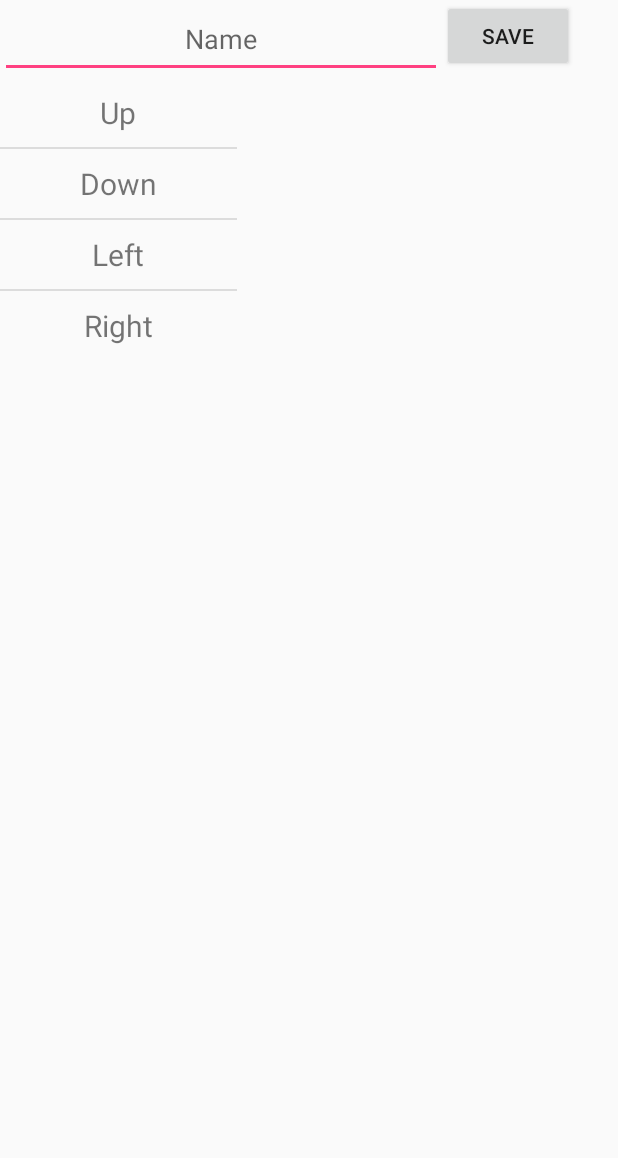
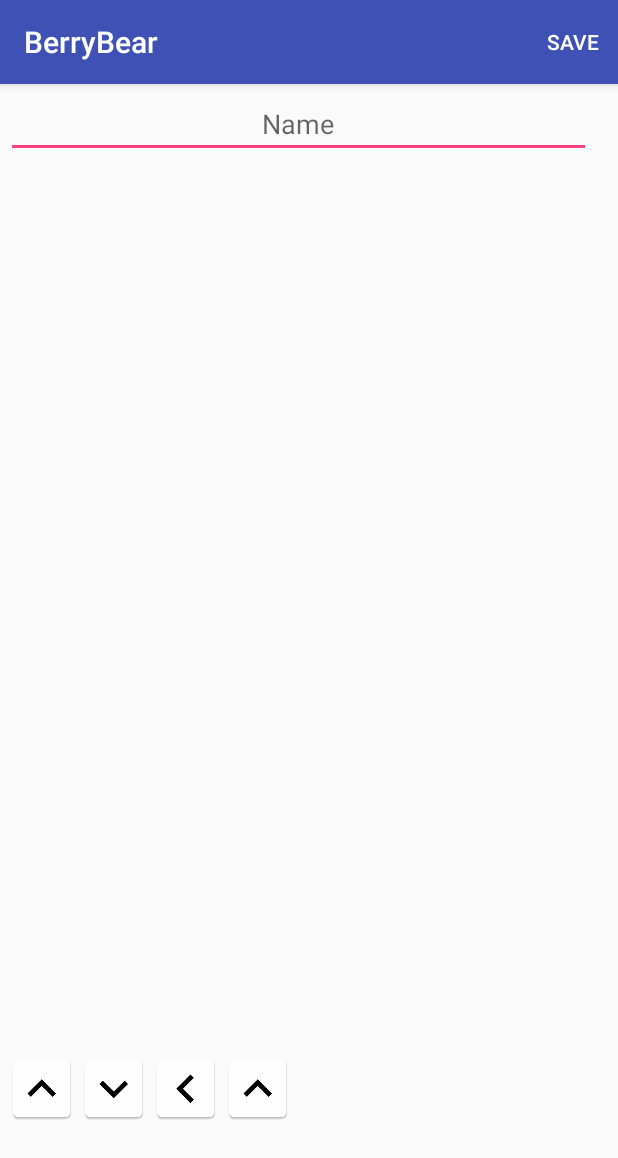
Before and after one commit to NBerryBear/Android-Studio, an Android app: the NewProgramActivity screen opened directly, with no data from a screen before it, on a phone screen of 412 x 824 dp. Shown: the top 1158 px of the screen. Run offline under Robolectric (Android 15) with nearby library versions, the phone set to English and light mode, and no system bars.

Commit message:
Drag and drop between Linner Layouts

```diff
--- a/BerryBear/app/src/main/java/com/example/niki/berrybear/Adapters/CustomList.java
+++ b/BerryBear/app/src/main/java/com/example/niki/berrybear/Adapters/CustomList.java
@@ -22,6 +22,8 @@ public class CustomList extends ArrayAdapter<String> {
         this.imageId = imageId;
 
     }
+
+
     @Override
     public View getView(int position, View view, ViewGroup parent) {
         LayoutInflater inflater = context.getLayoutInflater();
--- a/BerryBear/app/src/main/java/com/example/niki/berrybear/Programming/NewProgramActivity.java
+++ b/BerryBear/app/src/main/java/com/example/niki/berrybear/Programming/NewProgramActivity.java
@@ -1,15 +1,11 @@
 package com.example.niki.berrybear.Programming;
 
-import android.app.Activity;
 import android.content.ClipData;
-import android.content.ClipDescription;
 import android.content.Intent;
-import android.graphics.Canvas;
-import android.graphics.Color;
-import android.graphics.Point;
-import android.graphics.drawable.ColorDrawable;
+import android.content.res.TypedArray;
 import android.graphics.drawable.Drawable;
 import android.os.Bundle;
+import android.support.v7.app.ActionBarActivity;
 import android.text.TextUtils;
 import android.util.Log;
 import android.view.DragEvent;
@@ -17,16 +13,14 @@ import android.view.Menu;
 import android.view.MenuInflater;
 import android.view.MenuItem;
 import android.view.View;
-import android.widget.AdapterView;
-import android.widget.ArrayAdapter;
-import android.widget.Button;
+import android.view.View.DragShadowBuilder;
+import android.view.View.OnDragListener;
+import android.view.View.OnLongClickListener;
 import android.widget.EditText;
+import android.widget.ImageView;
 import android.widget.LinearLayout;
-import android.widget.ListView;
-import android.widget.TextView;
 import android.widget.Toast;
 
-import com.example.niki.berrybear.HttpRequests.POST;
 import com.example.niki.berrybear.MainActivity;
 import com.example.niki.berrybear.R;
 
@@ -36,14 +30,7 @@ import org.json.JSONObject;
 import java.util.ArrayList;
 import java.util.List;
 
-import static com.example.niki.berrybear.R.id.textView;
-
-public class NewProgramActivity extends Activity {
-
-    LinearLayout targetLayout;
-    ListView listSource, listTarget;
-
-    MyDragEventListener myDragEventListener = new MyDragEventListener();
+public class NewProgramActivity extends ActionBarActivity {
 
     String[] comands ={
             "Up",
@@ -52,188 +39,127 @@ public class NewProgramActivity extends Activity {
             "Right"
     };
 
-    public static int[] imageId  = new int[]{
-            R.mipmap.ic_up,
-            R.mipmap.ic_down,
-            R.mipmap.ic_left,
-            R.mipmap.ic_up
+    public static List<Integer> imageId  = new ArrayList<Integer>();
 
-    };
+    LinearLayout area1, area2;
+    View view = null;
+    boolean drag = false;
+    Bundle tempBundle;
+    public static boolean openTab2 = false;
 
-    List<String> droppedList;
-    ArrayAdapter<String> droppedAdapter;
-
-    /** Called when the activity is first created. */
     @Override
-    public void onCreate(Bundle savedInstanceState) {
+    protected void onCreate(Bundle savedInstanceState) {
         super.onCreate(savedInstanceState);
+        tempBundle = savedInstanceState;
         setContentView(R.layout.activity_new_program);
-        targetLayout = (LinearLayout)findViewById(R.id.targetlayout);
-        listSource = (ListView)findViewById(R.id.sourcelist);
-        listTarget = (ListView)findViewById(R.id.targetlist);
         EditText name = (EditText) findViewById(R.id.title);
         name.setText(getIntent().getStringExtra("name"));
-        //name.setText(ProgramActivity.jsonobject.getString("name")));
 
-        listSource.setAdapter(new ArrayAdapter<String>(
-                this, R.layout.left_new_commands_list_design, textView, comands));
+        imageId.add(R.mipmap.ic_up);
+        imageId.add(R.mipmap.ic_down);
+        imageId.add(R.mipmap.ic_left);
+        imageId.add(R.mipmap.ic_up);
+
+        area1 = (LinearLayout) findViewById(R.id.area1);
+        area2 = (LinearLayout) findViewById(R.id.area2);
 
 
-        /*String[] str = new String[]{"5s", "1s", "10s", "1s"};
-        listSource.setAdapter(new CustomList(this, str, imageId));*/
+        TypedArray arrayResources = getResources().obtainTypedArray(
+                R.array.resicon);
 
+        addImg();
 
-        listSource.setOnItemLongClickListener(listSourceItemLongClickListener);
-        listSource.setOnItemLongClickListener(listSourceItemLongClickListener);
+        arrayResources.recycle();
 
+        area1.setOnDragListener(myOnDragListener);
+        area2.setOnDragListener(myOnDragListener);
 
-        droppedList = new ArrayList<String>();
-
-        //TODO: Send program name to database
-        //TODO: Get commands from database
-
-        droppedAdapter = new ArrayAdapter<String>(
-                this, R.layout.right_new_commands_list_design, textView, droppedList);
-        listTarget.setAdapter(droppedAdapter);
-
-
-        listSource.setOnDragListener(myDragEventListener);
-        targetLayout.setOnDragListener(myDragEventListener);
-
-        Button save = (Button) findViewById(R.id.save);
-        final ListView targetlist = (ListView) findViewById(R.id.targetlist);
-        save.setOnClickListener(new View.OnClickListener() {
-            @Override
-            public void onClick(View v) {
-                List<String> newCommands = new ArrayList<String>();
-                int itemsCount = targetlist.getChildCount();
-                for (int i = 0; i < itemsCount; i++) {
-                    View view = targetlist.getChildAt(i);
-                    String command = ((TextView) view.findViewById(R.id.textView)).getText().toString();
-                    newCommands.add(command);
-                }
-                String commands = TextUtils.join(" ", newCommands).toLowerCase();
-                Log.e("Command", commands);
-                String name = (((EditText) findViewById(R.id.title)).getText().toString());
-
-                sendJSON(name, commands);
-
-            }
-        });
-
-
-    }
-
-    AdapterView.OnItemLongClickListener listSourceItemLongClickListener
-            = new AdapterView.OnItemLongClickListener(){
-
-        @Override
-        public boolean onItemLongClick(AdapterView<?> l, View v,
-                                       int position, long id) {
-
-            //Selected item is passed as item in dragData
-            ClipData.Item item = new ClipData.Item(comands[position]);
-
-            String[] clipDescription = {ClipDescription.MIMETYPE_TEXT_PLAIN};
-            ClipData dragData = new ClipData((CharSequence)v.getTag(),
-                    clipDescription,
-                    item);
-            View.DragShadowBuilder myShadow = new MyDragShadowBuilder(v);
-
-            v.startDrag(dragData, //ClipData
-                    myShadow,  //View.DragShadowBuilder
-                    comands[position],  //Object myLocalState
-                    0);    //flags
-
-
-            return true;
-        }};
-
-    private static class MyDragShadowBuilder extends View.DragShadowBuilder {
-        private static Drawable shadow;
-
-        public MyDragShadowBuilder(View v) {
-            super(v);
-            shadow = new ColorDrawable(Color.LTGRAY);
-        }
-
-        @Override
-        public void onProvideShadowMetrics (Point size, Point touch){
-            int width = getView().getWidth();
-            int height = getView().getHeight();
-
-            shadow.setBounds(0, 0, width, height);
-            size.set(width, height);
-            touch.set(width / 2, height / 2);
-        }
-
-        @Override
-        public void onDrawShadow(Canvas canvas) {
-            shadow.draw(canvas);
+        if(drag){
+            Log.e("Drag", "Drag'");
         }
 
     }
 
-    protected class MyDragEventListener implements View.OnDragListener {
+    OnLongClickListener myOnLongClickListener = new OnLongClickListener() {
+
+        @Override
+        public boolean onLongClick(View v) {
+            ClipData data = ClipData.newPlainText("", "");
+            DragShadowBuilder shadowBuilder = new View.DragShadowBuilder(v);
+            v.startDrag(data, shadowBuilder, v, 0);
+            //v.setVisibility(View.INVISIBLE);
+            return true;
+        }
+
+    };
+
+    OnDragListener myOnDragListener = new OnDragListener() {
 
         @Override
         public boolean onDrag(View v, DragEvent event) {
-            final int action = event.getAction();
+            switch (event.getAction()) {
+                case DragEvent.ACTION_DRAG_STARTED: break;
+                case DragEvent.ACTION_DRAG_ENTERED: break;
+                case DragEvent.ACTION_DRAG_EXITED: break;
+                case DragEvent.ACTION_DROP:
+                    if(v == area1) break;
+                    View view = (View)event.getLocalState();
+                    LinearLayout oldParent = (LinearLayout)view.getParent();
+                    oldParent.removeAllViews();
+                    LinearLayout newParent = (LinearLayout)v;
+                    newParent.addView(view);
+                    addImg();
+                    break;
+                case DragEvent.ACTION_DRAG_ENDED:
+                default:
+                    break;
+            }
 
-            switch(action) {
-                case DragEvent.ACTION_DRAG_STARTED:
-                    //All involved view accept ACTION_DRAG_STARTED for MIMETYPE_TEXT_PLAIN
-                    if (event.getClipDescription().hasMimeType(ClipDescription.MIMETYPE_TEXT_PLAIN))
-                        return true; //Accept
-                    else return false; //reject
-                case DragEvent.ACTION_DRAG_ENTERED:
-                    return true;
-                case DragEvent.ACTION_DRAG_LOCATION:
-                    return true;
-                case DragEvent.ACTION_DRAG_EXITED:
-                    return true;
-                case DragEvent.ACTION_DROP:
-                    // Gets the item containing the dragged data
-                    ClipData.Item item = event.getClipData().getItemAt(0);
+            return true;
 
-                    //If apply only if drop on buttonTarget
-                    if(v == targetLayout){
-                        String droppedItem = item.getText().toString();
-                        droppedList.add(droppedItem);
-                        droppedAdapter.notifyDataSetChanged();
+        }
 
-                        return true;
-                    }else{
-                        return false;
-                    }
+    };
 
 
-                case DragEvent.ACTION_DRAG_ENDED:
-                    return true;
-                default: //unknown case
-                    return false;
-
-            }
+    void addImg(){
+        for(int i : imageId) {
+            ImageView imageView = new ImageView(this);
+            Drawable myDrawable = getResources().getDrawable(i);
+            imageView.setImageDrawable(myDrawable);
+            imageView.setOnLongClickListener(myOnLongClickListener);
+            area1.addView(imageView);
         }
     }
 
-    void sendJSON(String name, String commands){
+    void sendJSON(String ProgramName, String commands){
         JSONObject json = new JSONObject();
-        if (name.length() != 0 && commands.length() != 0) {
+        if (ProgramName.length() != 0 && commands.length() != 0) {
             try {
-                json.put("name", name);
+                json.put("name", ProgramName);
                 json.put("commands", commands);
             } catch (JSONException e) {
                 e.printStackTrace();
             }
             Log.e("JSOН", json.toString());
 
-            new POST().execute(json.toString());
-            Intent intent = new Intent(getBaseContext(), MainActivity.class);
+            //new POST().execute(json.toString());
+
+            Intent intent = null;
+            String name = getIntent().getStringExtra("name");
+            if(name.length() > 0){
+                intent = new Intent(getBaseContext(), ProgramActivity.class);
+            }else{
+                openTab2 = true;
+                intent = new Intent(getBaseContext(),MainActivity.class);
+            }
+
             startActivity(intent);
 
         }else  Toast.makeText(getApplicationContext(), "Fill all " , Toast.LENGTH_SHORT).show();
     }
+
+
     @Override
     public boolean onCreateOptionsMenu(Menu menu) {
         MenuInflater inflater = getMenuInflater();
@@ -242,7 +168,28 @@ public class NewProgramActivity extends Activity {
     }
 
     public void onSaveClickListener(MenuItem item) {
-        Toast.makeText(getApplicationContext(), "Save", Toast.LENGTH_SHORT).show();
-        startActivity(new Intent(this, ProgramActivity.class));
+        List<String> newCommands = new ArrayList<String>();
+        int itemsCount = area2.getChildCount();
+        Log.e("Items", String.valueOf(itemsCount));
+        for (int i = 0; i < itemsCount; i++) {
+            View view = area2.getChildAt(i);
+            if(view instanceof ImageView) {
+                if (getResources().getDrawable(R.mipmap.ic_up).getConstantState() == ((ImageView) view).getDrawable().getConstantState()) {
+                    newCommands.add("up");
+                }else if (getResources().getDrawable(R.mipmap.ic_down).getConstantState() == ((ImageView) view).getDrawable().getConstantState()) {
+                    newCommands.add("down");
+                }else if (getResources().getDrawable(R.mipmap.ic_left).getConstantState() == ((ImageView) view).getDrawable().getConstantState()) {
+                    newCommands.add("left");
+                }else if (getResources().getDrawable(R.mipmap.ic_right).getConstantState() == ((ImageView) view).getDrawable().getConstantState()) {
+                    newCommands.add("right");
+                }
+            }else Log.e("View", "Not Image");
+
+        }
+        String commands = TextUtils.join(" ", newCommands).toLowerCase();
+        Log.e("Command", commands);
+        String name = (((EditText) findViewById(R.id.title)).getText().toString());
+        sendJSON(name, commands);
+
     }
 }
--- a/BerryBear/app/src/main/java/com/example/niki/berrybear/Programming/ProgramActivity.java
+++ b/BerryBear/app/src/main/java/com/example/niki/berrybear/Programming/ProgramActivity.java
@@ -46,15 +46,15 @@ public class ProgramActivity extends ActionBarActivity {
 
         //TODO: Get information and change title by name
 
-        commands = getCommands();
+        //commands = getCommands();
 
-        /*commands = new int[]{
+        commands = new int[]{
                 R.mipmap.ic_up,
                 R.mipmap.ic_down,
                 R.mipmap.ic_left,
                 R.mipmap.ic_up
 
-        };*/
+        };
 
         Log.e("Size", String.valueOf(commands.length));
         String [] str =  new String[commands.length];
--- a/BerryBear/app/src/main/java/com/example/niki/berrybear/Tabs/HomeActivity.java
+++ b/BerryBear/app/src/main/java/com/example/niki/berrybear/Tabs/HomeActivity.java
@@ -2,7 +2,6 @@ package com.example.niki.berrybear.Tabs;
 
 import android.app.Activity;
 import android.os.Bundle;
-import android.os.Handler;
 import android.view.View;
 import android.widget.ImageButton;
 import android.widget.Toast;
@@ -12,7 +11,7 @@ import com.example.niki.berrybear.R;
 
 public class HomeActivity extends Activity {
 
-    private boolean doubleBackToExitPressedOnce;
+    /*private boolean doubleBackToExitPressedOnce;
     private Handler mHandler = new Handler();
 
     private final Runnable mRunnable = new Runnable() {
@@ -25,6 +24,7 @@ public class HomeActivity extends Activity {
     @Override
     protected void onDestroy() {
         super.onDestroy();
+        //android.os.Process.killProcess(android.os.Process.myPid());
         if (mHandler != null) { mHandler.removeCallbacks(mRunnable); }
     }
 
@@ -39,7 +39,7 @@ public class HomeActivity extends Activity {
         Toast.makeText(this, "Click twice to exit", Toast.LENGTH_SHORT).show();
 
         mHandler.postDelayed(mRunnable, 2000);
-    }
+    }*/
 
     @Override
     protected void onCreate(Bundle savedInstanceState) {
--- a/BerryBear/app/src/main/res/layout/activity_new_program.xml
+++ b/BerryBear/app/src/main/res/layout/activity_new_program.xml
@@ -1,15 +1,12 @@
-<?xml version="1.0" encoding="utf-8"?>
-
-<android.support.constraint.ConstraintLayout xmlns:android="http://schemas.android.com/apk/res/android"
+<LinearLayout xmlns:android="http://schemas.android.com/apk/res/android"
     xmlns:tools="http://schemas.android.com/tools"
     android:layout_width="match_parent"
     android:layout_height="match_parent"
+    android:orientation="vertical"
+    android:padding="4dp"
+    xmlns:app="http://schemas.android.com/apk/res-auto"
     tools:context="com.example.niki.berrybear.Programming.NewProgramActivity">
 
-    <LinearLayout
-        android:layout_width="fill_parent"
-        android:layout_height="fill_parent"
-        android:orientation="vertical">
 
     <LinearLayout
         android:layout_width="390dp"
@@ -19,59 +16,54 @@
 
         <EditText
             android:id="@+id/title"
-                android:layout_width="246dp"
-                android:layout_height="52dp"
-                android:layout_alignParentStart="true"
+            android:layout_width="match_parent"
+            android:layout_height="match_parent"
             android:gravity="center"
-                android:hint="@string/name"
+            android:hint="Name"
             tools:layout_editor_absoluteX="8dp"
             tools:layout_editor_absoluteY="0dp"
-                android:layout_weight="0.87" />
-
-            <Button
-                android:id="@+id/save"
-                android:layout_width="wrap_content"
-                android:layout_height="wrap_content"
-                android:layout_gravity="right"
-                android:text="Save" />
-
-
+            android:layout_weight="0.87"
+            />
 
     </LinearLayout>
 
+    <LinearLayout
+        android:layout_width="match_parent"
+        android:layout_height="match_parent"
+        android:orientation="horizontal">
 
         <LinearLayout
-            android:layout_width="390dp"
-            android:layout_height="470dp"
-            android:orientation="horizontal"
-            tools:layout_editor_absoluteY="41dp"
-            tools:layout_editor_absoluteX="-6dp">
+            android:layout_width="match_parent"
+            android:layout_height="match_parent"
+            android:layout_weight="1.41"
+            android:orientation="vertical"
+            android:weightSum="1">
 
             <LinearLayout
-                android:layout_width="wrap_content"
+                android:id="@+id/area2"
+                android:layout_width="match_parent"
+                android:layout_height="362dp"
+                android:layout_margin="4dp"
+                android:layout_weight="0.80"
+                android:layout_gravity="top"
+                android:gravity="center_horizontal"
+                android:orientation="vertical" />
+
+            <HorizontalScrollView
+                android:id="@+id/scrollView"
+                android:layout_width="match_parent"
+                android:layout_height="61dp"
+                android:layout_alignParentBottom="true"
+                android:layout_gravity="center"
+                android:orientation="horizontal">
+
+                <LinearLayout
+                    android:id="@+id/area1"
+                    android:layout_width="fill_parent"
                     android:layout_height="fill_parent"
-                android:orientation="vertical">
-
-                <ListView
-                    android:id="@+id/sourcelist"
-                    android:layout_width="158dp"
-                    android:gravity="center"
-                    android:layout_height="wrap_content"/>
+                    android:orientation="horizontal" />
+            </HorizontalScrollView>
+        </LinearLayout>
 
     </LinearLayout>
-            <LinearLayout
-                android:id="@+id/targetlayout"
-                android:layout_width="0dp"
-                android:layout_height="fill_parent"
-                android:layout_weight="1"
-                android:orientation="vertical" >
-
-                <ListView
-                    android:id="@+id/targetlist"
-                    android:layout_width="158dp"
-                    android:layout_height="wrap_content"/>
 </LinearLayout>
-        </LinearLayout>
-    </LinearLayout>
-
-</android.support.constraint.ConstraintLayout>
--- /dev/null
+++ b/BerryBear/app/src/main/res/values/arrays.xml
@@ -0,0 +1,12 @@
+<?xml version="1.0" encoding="utf-8"?>
+<resources>
+
+    <array name="resicon">
+        <item>@android:drawable/ic_dialog_alert</item>
+        <item>@android:drawable/ic_dialog_dialer</item>
+        <item>@android:drawable/ic_dialog_email</item>
+        <item>@android:drawable/ic_dialog_info</item>
+        <item>@android:drawable/ic_dialog_map</item>
+    </array>
+
+</resources>
```
Also changed, not shown: BerryBear/app/src/main/java/com/example/niki/berrybear/HttpRequests/URLS.java (+5 -5 lines), BerryBear/app/src/main/java/com/example/niki/berrybear/MainActivity.java (+6 -1 lines), BerryBear/app/src/main/java/com/example/niki/berrybear/Tabs/ListProgramsActivity.java (+4 -4 lines). Lines whose indentation alone changed are shown as unchanged.
